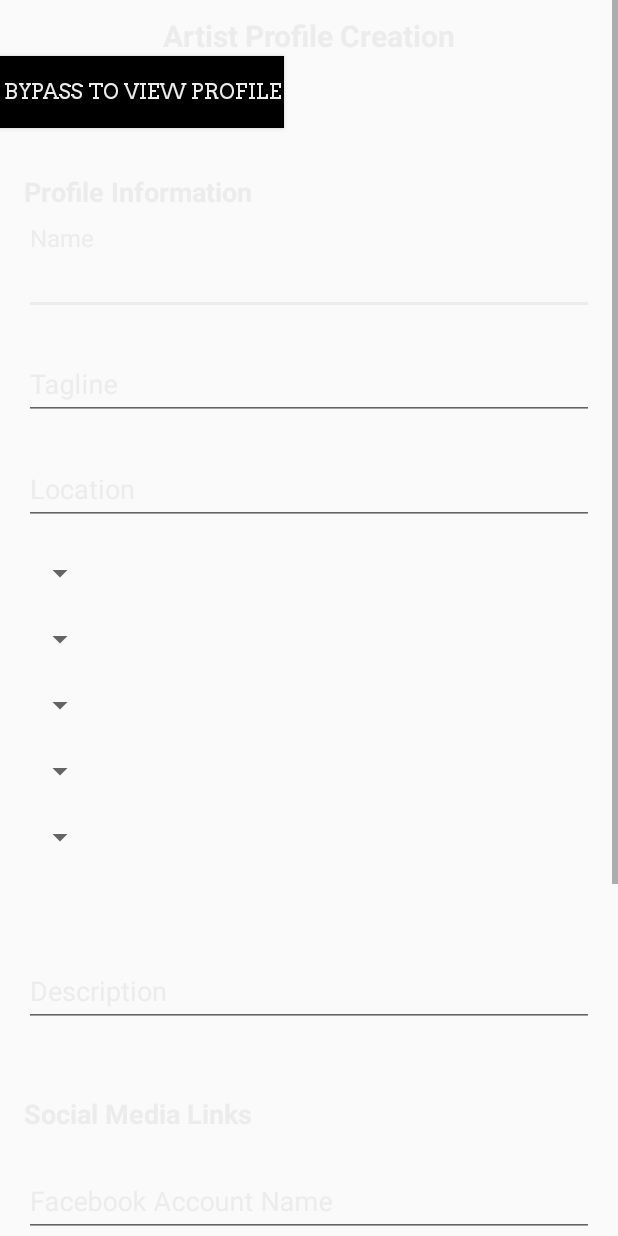
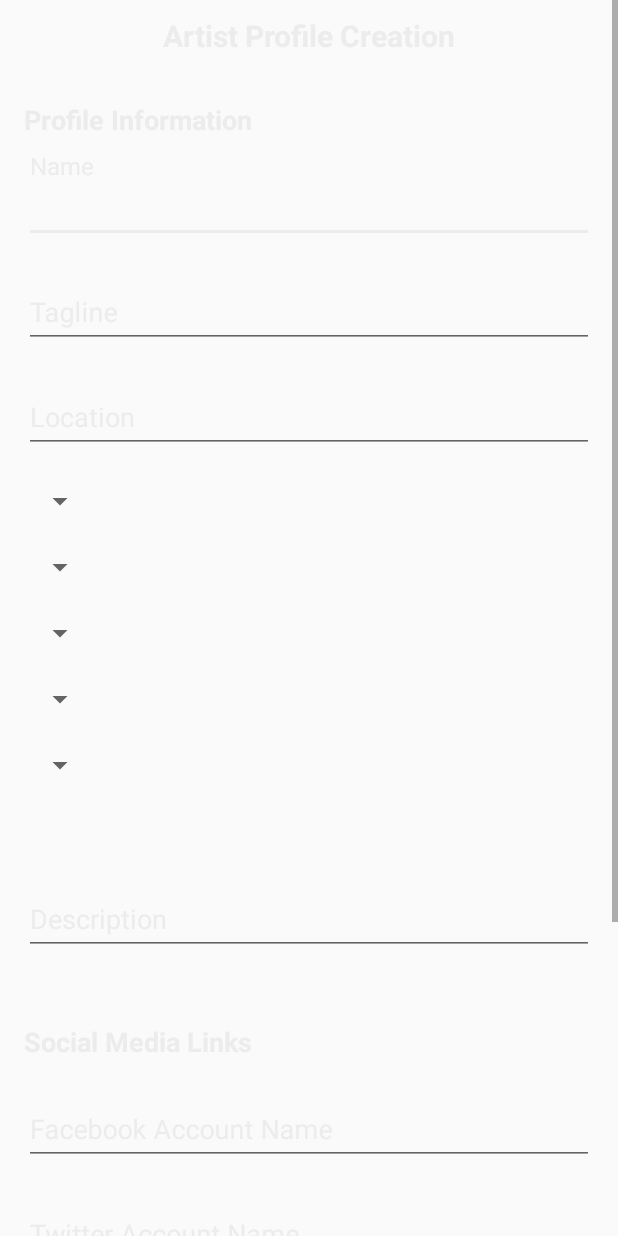
Before and after one commit to emma-boardman/android-group-project, an Android app: the fragment ArtistProfileCreation shown on its own in the app's theme, on a phone screen of 412 x 824 dp. Run offline under Robolectric (Android 15) with nearby library versions, the phone set to English and light mode, and no system bars; 16 statements that could not run were skipped.

Commit message:
mUsers in home fragment loading from db, bypass buttons removed from artist profile creation, home screen profile button linking to profile fragment

```diff
--- a/app/src/main/java/com/example/testandroidapplication/View/createProfile/ArtistProfileCreation.java
+++ b/app/src/main/java/com/example/testandroidapplication/View/createProfile/ArtistProfileCreation.java
@@ -94,24 +94,6 @@ public class ArtistProfileCreation extends Fragment implements IArtistProfileCre
 
         Button createProfile = v.findViewById(R.id.artist_create_profile);
 
-        Button viewProfile = v.findViewById(R.id.artist_view_profile);
-
-        viewProfile.setOnClickListener(new View.OnClickListener() {
-            @Override
-            public void onClick(View view) {
-
-                Intent i = new Intent(getActivity().getApplicationContext(),
-                        ContentActivity.class);
-                startActivity(i);
-
-                getActivity().finish();
-                /*ProfileFragment profileFragment = new ProfileFragment();
-                getActivity().getSupportFragmentManager().beginTransaction().replace(R.id.fragement_container,
-                        profileFragment).commit();*/
-
-            }
-        });
-
         createProfile.setOnClickListener(new View.OnClickListener() {
             @Override
             public void onClick(View view) {
@@ -127,6 +109,7 @@ public class ArtistProfileCreation extends Fragment implements IArtistProfileCre
 
                     artistTags = new Tags();
 
+                    // to be refactored
                     if (!artistExperienceSpinner.getSelectedItem().toString().contains("Select")){
                         artistTags.addTag("Experience", artistExperienceSpinner.getSelectedItem().toString());
                     }
@@ -203,6 +186,8 @@ public class ArtistProfileCreation extends Fragment implements IArtistProfileCre
         // target edit text to display an error
     }
 
+    // to be refactored
+
     public void showExperienceSpinner(ArrayList<String> experienceTagList){
 
         ArrayAdapter<String> adapter = new ArrayAdapter<>(getActivity().getApplicationContext(), R.layout.spinner_item, experienceTagList);
--- a/app/src/main/res/layout/artist_profile_creation.xml
+++ b/app/src/main/res/layout/artist_profile_creation.xml
@@ -21,16 +21,6 @@
             android:textStyle="bold"
             android:text="@string/artist_profile_creation"
             />
-
-        <Button
-            android:id="@+id/artist_view_profile"
-            android:layout_width="wrap_content"
-            android:layout_height="wrap_content"
-            android:background="@color/colorPrimaryDark"
-            android:fontFamily="@font/arvo"
-            android:padding="2dp"
-            android:text="Bypass to view Profile"
-            android:textColor="@color/colorAccent" />
 
         <TextView
             android:layout_marginTop="30dp"
```
Also changed, not shown: app/src/main/java/com/example/testandroidapplication/ContentActivity.java (+16 -2 lines), app/src/main/java/com/example/testandroidapplication/HomeFragment.java (+34 -2 lines), app/src/main/java/com/example/testandroidapplication/WelcomeFragement.java (+0 -11 lines), app/src/main/java/com/example/testandroidapplication/utils/WebClientMethods.java (+32 -1 lines), app/src/main/res/layout/registration_sucessful.xml (+0 -9 lines).
